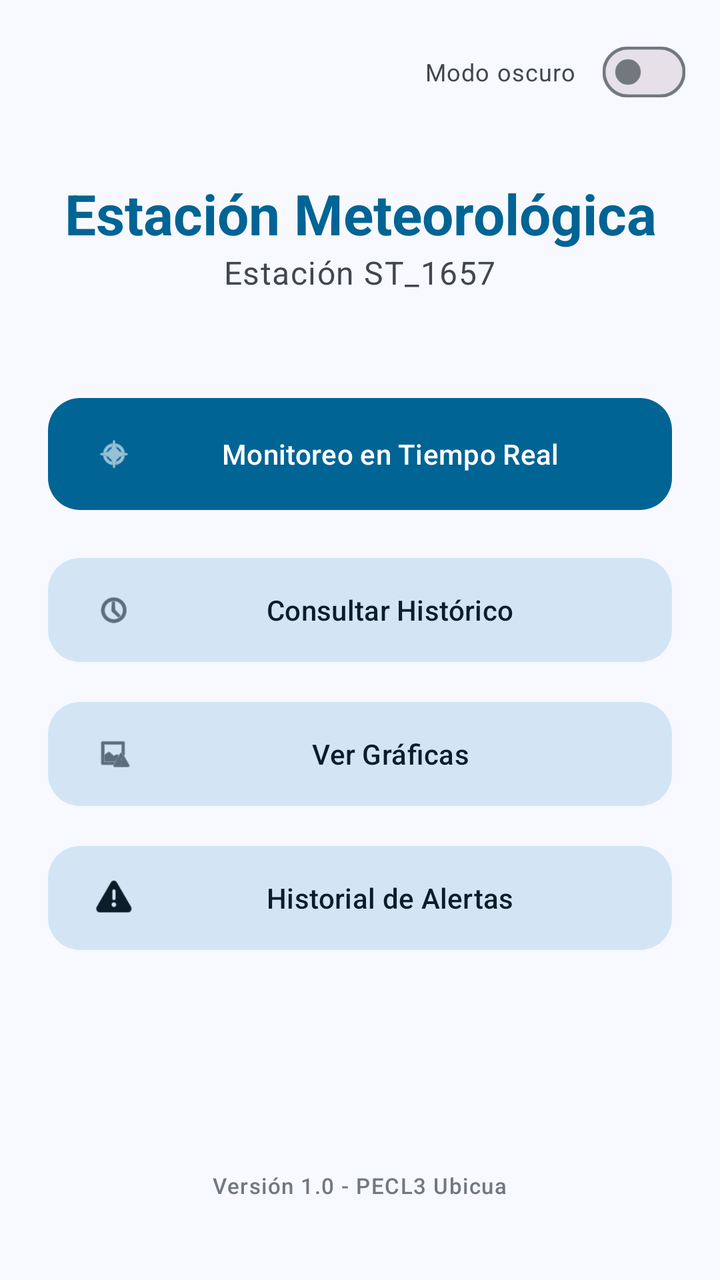
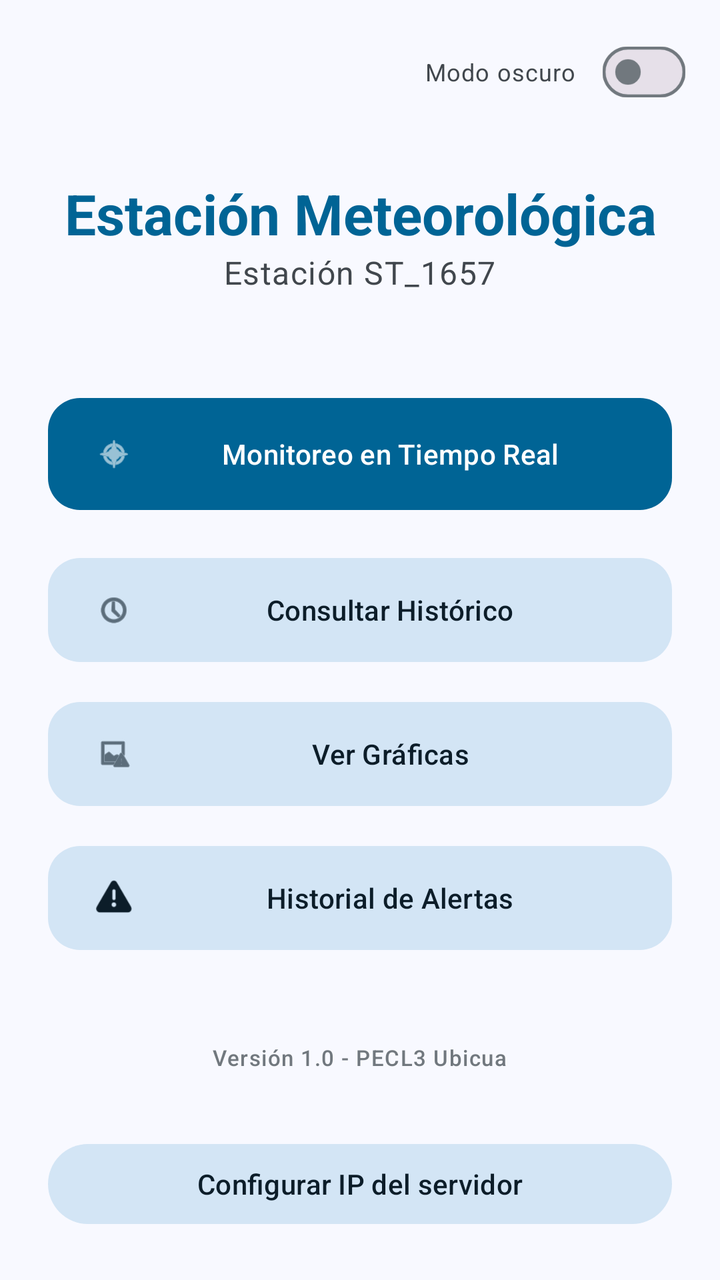

Two renders of the same Android screen: before a commit and after it. Below are the layout's source before the change and the commit's diff.
<!-- AndroidManifest.xml: application theme Theme.EstacionMeteorologica -->
<!-- res/layout/activity_main.xml -->
<?xml version="1.0" encoding="utf-8"?>
<RelativeLayout xmlns:android="http://schemas.android.com/apk/res/android"
    xmlns:app="http://schemas.android.com/apk/res-auto"
    android:layout_width="match_parent"
    android:layout_height="match_parent"
    android:background="?attr/colorSurface">

    <LinearLayout
        android:id="@+id/darkModeContainer"
        android:layout_width="wrap_content"
        android:layout_height="wrap_content"
        android:layout_alignParentTop="true"
        android:layout_alignParentEnd="true"
        android:layout_margin="12dp"
        android:orientation="horizontal"
        android:gravity="center_vertical">

        <TextView
            android:layout_width="wrap_content"
            android:layout_height="wrap_content"
            android:text="Modo oscuro"
            android:textAppearance="@style/TextAppearance.Material3.BodySmall"
            android:textColor="?attr/colorOnSurfaceVariant"
            android:layout_marginEnd="8dp" />

        <com.google.android.material.materialswitch.MaterialSwitch
            android:id="@+id/switchDarkMode"
            android:layout_width="wrap_content"
            android:layout_height="wrap_content"
            android:scaleX="0.8"
            android:scaleY="0.8" />

    </LinearLayout>

    <LinearLayout
        android:layout_width="match_parent"
        android:layout_height="match_parent"
        android:orientation="vertical"
        android:gravity="center_horizontal"
        android:padding="24dp">

    <TextView
        android:layout_width="wrap_content"
        android:layout_height="wrap_content"
        android:layout_marginTop="64dp"
        android:text="Estación Meteorológica"
        android:textAppearance="@style/TextAppearance.Material3.HeadlineMedium"
        android:textColor="?attr/colorPrimary"
        android:textStyle="bold"
        android:textAlignment="center" />

    <TextView
        android:layout_width="wrap_content"
        android:layout_height="wrap_content"
        android:layout_marginBottom="48dp"
        android:text="Estación ST_1657"
        android:textAppearance="@style/TextAppearance.Material3.BodyLarge"
        android:textColor="?attr/colorOnSurfaceVariant" />

    <com.google.android.material.button.MaterialButton
        android:id="@+id/btnRealtime"
        style="@style/Widget.Material3.Button"
        android:layout_width="match_parent"
        android:layout_height="64dp"
        android:layout_marginBottom="16dp"
        android:text="Monitoreo en Tiempo Real"
        app:cornerRadius="16dp"
        app:icon="@android:drawable/ic_menu_compass"
        app:iconPadding="12dp" />

    <com.google.android.material.button.MaterialButton
        android:id="@+id/btnHistoric"
        style="@style/Widget.Material3.Button.TonalButton"
        android:layout_width="match_parent"
        android:layout_height="60dp"
        android:layout_marginBottom="12dp"
        android:text="Consultar Histórico"
        app:cornerRadius="16dp"
        app:icon="@android:drawable/ic_menu_recent_history"
        app:iconPadding="12dp" />

    <com.google.android.material.button.MaterialButton
        android:id="@+id/btnCharts"
        style="@style/Widget.Material3.Button.TonalButton"
        android:layout_width="match_parent"
        android:layout_height="60dp"
        android:layout_marginBottom="12dp"
        android:text="Ver Gráficas"
        app:cornerRadius="16dp"
        app:icon="@android:drawable/ic_menu_report_image"
        app:iconPadding="12dp" />

    <com.google.android.material.button.MaterialButton
        android:id="@+id/btnAlertas"
        style="@style/Widget.Material3.Button.TonalButton"
        android:layout_width="match_parent"
        android:layout_height="60dp"
        android:text="Historial de Alertas"
        app:cornerRadius="16dp"
        app:icon="@android:drawable/ic_dialog_alert"
        app:iconPadding="12dp" />

    <View
        android:layout_width="0dp"
        android:layout_height="0dp"
        android:layout_weight="1" />

    <TextView
        android:layout_width="wrap_content"
        android:layout_height="wrap_content"
        android:layout_marginBottom="16dp"
        android:text="Versión 1.0 - PECL3 Ubicua"
        android:textAppearance="@style/TextAppearance.Material3.LabelSmall"
        android:textColor="?attr/colorOutline" />

        </LinearLayout>

    </RelativeLayout>
<!-- resources referenced by this layout -->
<resources>
  <style name="Theme.EstacionMeteorologica" parent="Theme.Material3.DayNight.NoActionBar">
          <item name="colorPrimary">@color/md_theme_primary</item>
          <item name="colorOnPrimary">@color/md_theme_onPrimary</item>
          <item name="colorPrimaryContainer">@color/md_theme_primaryContainer</item>
          <item name="colorOnPrimaryContainer">@color/md_theme_onPrimaryContainer</item>
  
          <item name="colorSecondary">@color/md_theme_secondary</item>
          <item name="colorOnSecondary">@color/md_theme_onSecondary</item>
          <item name="colorSecondaryContainer">@color/md_theme_secondaryContainer</item>
          <item name="colorOnSecondaryContainer">@color/md_theme_onSecondaryContainer</item>
  
          <item name="android:windowBackground">@color/md_theme_surface</item>
          <item name="colorSurface">@color/md_theme_surface</item>
          <item name="colorOnSurface">@color/md_theme_onSurface</item>
          <item name="colorOnSurfaceVariant">@color/md_theme_onSurfaceVariant</item>
          <item name="colorOutline">@color/md_theme_outline</item>
  
          <item name="colorError">@color/md_theme_error</item>
          <item name="colorOnError">@color/md_theme_onError</item>
          <item name="colorOutlineVariant">@color/md_theme_outline_variant</item>
  
      </style>
  <color name="md_theme_primary">#006495</color>
  <color name="md_theme_onPrimary">#FFFFFF</color>
  <color name="md_theme_primaryContainer">#CBE6FF</color>
  <color name="md_theme_onPrimaryContainer">#001E31</color>
  <color name="md_theme_secondary">#50606E</color>
  <color name="md_theme_onSecondary">#FFFFFF</color>
  <color name="md_theme_secondaryContainer">#D3E5F5</color>
  <color name="md_theme_onSecondaryContainer">#0C1D29</color>
  <color name="md_theme_surface">#F8F9FF</color>
  <color name="md_theme_onSurface">#191C1E</color>
  <color name="md_theme_onSurfaceVariant">#41474D</color>
  <color name="md_theme_outline">#71787E</color>
  <color name="md_theme_error">#BA1A1A</color>
  <color name="md_theme_onError">#FFFFFF</color>
  <color name="md_theme_outline_variant">#C1C7CE</color>
</resources>

<!-- the commit's change to res/layout/activity_main.xml (unified diff, before → after) -->
@@ -99,7 +99,6 @@
         app:cornerRadius="16dp"
         app:icon="@android:drawable/ic_dialog_alert"
         app:iconPadding="12dp" />
-
     <View
         android:layout_width="0dp"
         android:layout_height="0dp"
@@ -113,6 +112,13 @@
         android:textAppearance="@style/TextAppearance.Material3.LabelSmall"
         android:textColor="?attr/colorOutline" />
 
-        </LinearLayout>
+        <com.google.android.material.button.MaterialButton
+            android:id="@+id/btnConfigIp"
+            style="@style/Widget.Material3.Button.TonalButton"
+            android:layout_width="match_parent"
+            android:layout_height="wrap_content"
+            android:layout_marginTop="16dp"
+            android:text="Configurar IP del servidor" />
+    </LinearLayout>
 
     </RelativeLayout>
<!-- resource entries referenced after the edit -->
@@ -21,6 +21,7 @@
           <item name="colorOnError">@color/md_theme_onError</item>
           <item name="colorOutlineVariant">@color/md_theme_outline_variant</item>
   
+  
       </style>
   <color name="md_theme_primary">#006495</color>
   <color name="md_theme_onPrimary">#FFFFFF</color>
